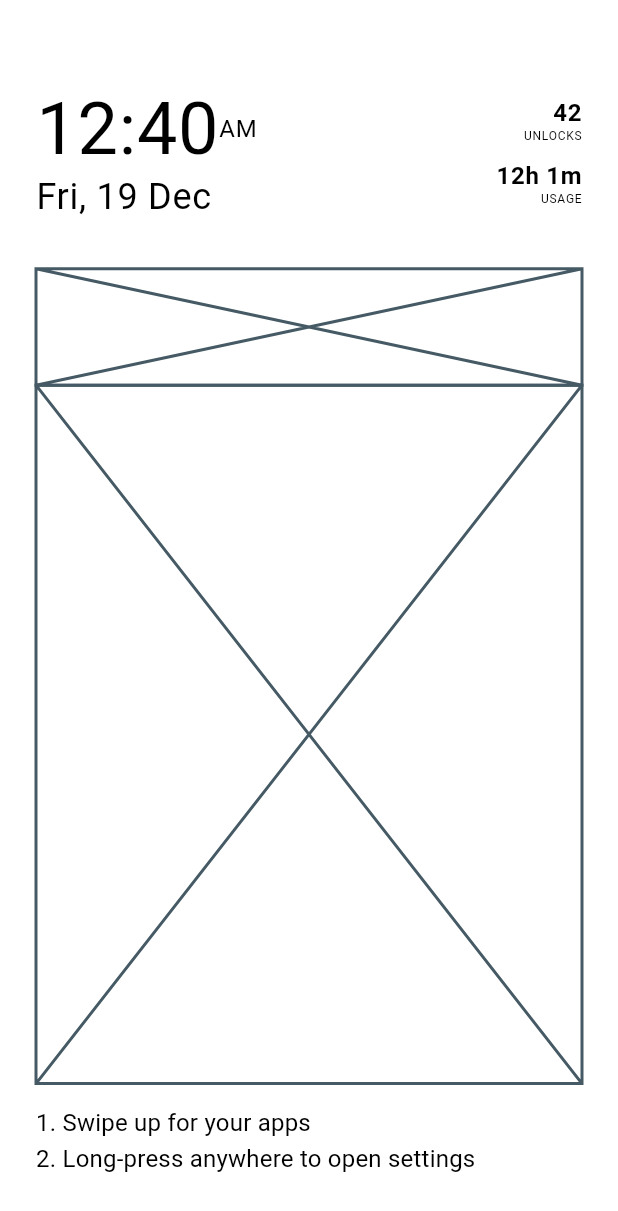
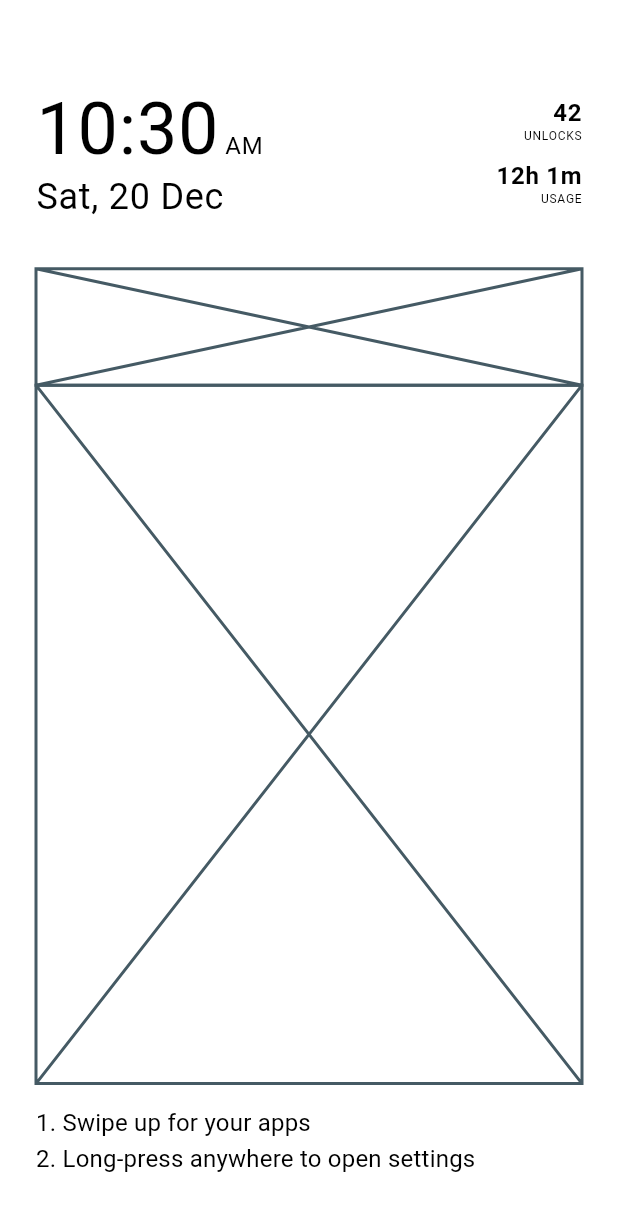
Before and after one commit to tarunvelagala/void_minimalist_launcher, a Flutter app: the screen it shows after launch, on a phone screen of 412 x 824 dp. Shown: the top 1211 px of the screen. Run offline on Flutter 3.47's test engine with Material 3 defaults, Android fonts, the phone set to English and light mode, and no system bars; our stand-ins replace responsive_framework.

Commit message:
feat: Add intl package and update home screen date/time displays and app layout.

```diff
--- a/lib/features/home/widgets/header/home_date_display.dart
+++ b/lib/features/home/widgets/header/home_date_display.dart
@@ -1,11 +1,49 @@
+import 'dart:async';
 import 'package:flutter/material.dart';
+import 'package:intl/intl.dart';
 import 'package:return_zero/core/theme/app_typography.dart';
 
-class HomeDateDisplay extends StatelessWidget {
+class HomeDateDisplay extends StatefulWidget {
   const HomeDateDisplay({super.key});
 
   @override
+  State<HomeDateDisplay> createState() => _HomeDateDisplayState();
+}
+
+class _HomeDateDisplayState extends State<HomeDateDisplay> {
+  late Timer _timer;
+  late DateTime _currentDate;
+
+  @override
+  void initState() {
+    super.initState();
+    _currentDate = DateTime.now();
+    _startTimer();
+  }
+
+  void _startTimer() {
+    // Update every minute to catch the date change at midnight
+    _timer = Timer.periodic(const Duration(minutes: 1), (timer) {
+      final now = DateTime.now();
+      if (now.day != _currentDate.day) {
+        if (mounted) {
+          setState(() {
+            _currentDate = now;
+          });
+        }
+      }
+    });
+  }
+
+  @override
+  void dispose() {
+    _timer.cancel();
+    super.dispose();
+  }
+
+  @override
   Widget build(BuildContext context) {
-    return Text("Fri, 19 Dec", style: AppTypography.dateDisplay(context));
+    final dateStr = DateFormat('E, d MMM').format(_currentDate);
+    return Text(dateStr, style: AppTypography.dateDisplay(context));
   }
 }
--- a/lib/features/home/widgets/header/home_time_display.dart
+++ b/lib/features/home/widgets/header/home_time_display.dart
@@ -1,15 +1,54 @@
+import 'dart:async';
 import 'package:flutter/material.dart';
+import 'package:intl/intl.dart';
 import 'package:return_zero/core/theme/app_typography.dart';
 
-class HomeTimeDisplay extends StatelessWidget {
+class HomeTimeDisplay extends StatefulWidget {
   const HomeTimeDisplay({super.key});
 
   @override
+  State<HomeTimeDisplay> createState() => _HomeTimeDisplayState();
+}
+
+class _HomeTimeDisplayState extends State<HomeTimeDisplay> {
+  late Timer _timer;
+  late DateTime _currentTime;
+
+  @override
+  void initState() {
+    super.initState();
+    _currentTime = DateTime.now();
+    _startTimer();
+  }
+
+  void _startTimer() {
+    _timer = Timer.periodic(const Duration(minutes: 1), (timer) {
+      if (mounted) {
+        setState(() {
+          _currentTime = DateTime.now();
+        });
+      }
+    });
+  }
+
+  @override
+  void dispose() {
+    _timer.cancel();
+    super.dispose();
+  }
+
+  @override
   Widget build(BuildContext context) {
+    final timeStr = DateFormat('h:mm').format(_currentTime);
+    final meridianStr = DateFormat('a').format(_currentTime);
+
     return Row(
+      crossAxisAlignment: CrossAxisAlignment.baseline,
+      textBaseline: TextBaseline.alphabetic,
       children: [
-        Text("12:40", style: AppTypography.timeDisplay(context)),
-        Text("AM", style: AppTypography.meridianDisplay(context)),
+        Text(timeStr, style: AppTypography.timeDisplay(context)),
+        const SizedBox(width: 4),
+        Text(meridianStr, style: AppTypography.meridianDisplay(context)),
       ],
     );
   }
--- a/lib/features/home/widgets/home_apps.dart
+++ b/lib/features/home/widgets/home_apps.dart
@@ -1,14 +1,10 @@
 import 'package:flutter/widgets.dart';
-import 'package:return_zero/core/theme/app_layout.dart';
 
 class HomeApps extends StatelessWidget {
   const HomeApps({super.key});
 
   @override
   Widget build(BuildContext context) {
-    return Expanded(
-      flex: AppLayout.flexLarge(context),
-      child: const Placeholder(),
-    );
+    return const Placeholder();
   }
 }
--- a/pubspec.yaml
+++ b/pubspec.yaml
@@ -38,6 +38,7 @@ dependencies:
 
   # The Responsive Framework offers widgets for building responsive layouts across mobile, desktop and web.
   responsive_framework: ^1.5.1
+  intl: ^0.20.2
 
 dev_dependencies:
   flutter_test:
```
Also changed, not shown: pubspec.lock.
